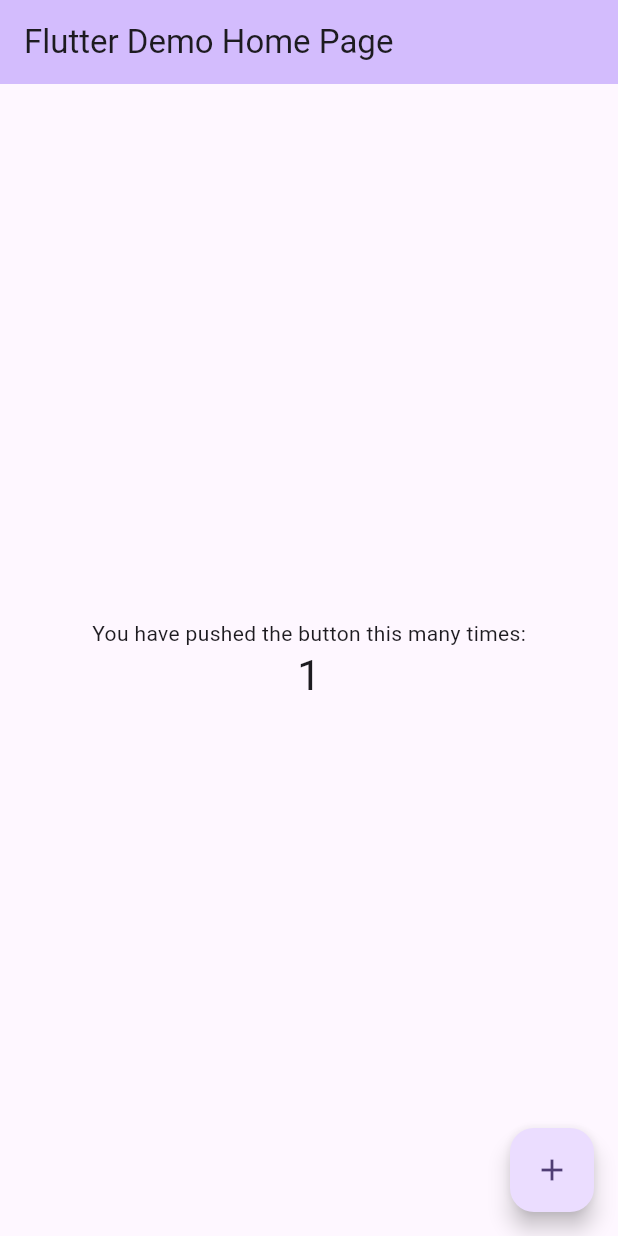
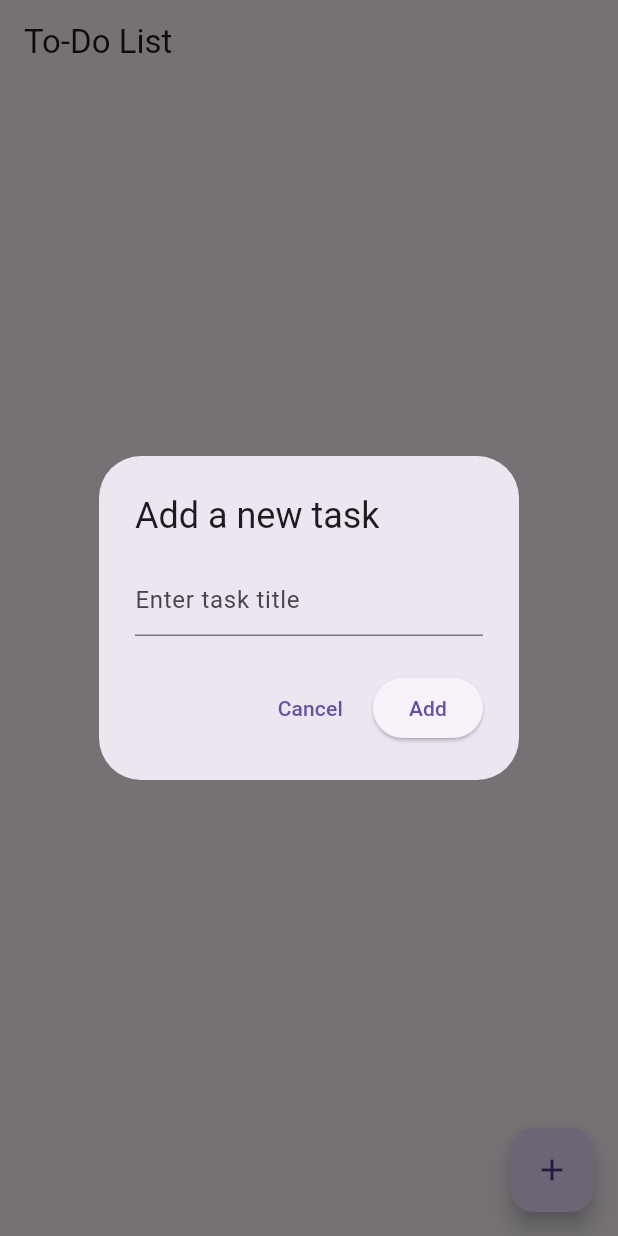
Before and after one commit to online135/hackathon_practice, a Flutter app: the screen it shows after launch, after a tap on the "add" icon, on a phone screen of 412 x 824 dp. Run offline on Flutter 3.47's test engine with Material 3 defaults, Android fonts, the light colour scheme and no system bars.

Commit message:
to-do-list

```diff
--- a/lib/main.dart
+++ b/lib/main.dart
@@ -1,125 +1,120 @@
 import 'package:flutter/material.dart';
 
 void main() {
-  runApp(const MyApp());
+  runApp(MyApp());
 }
 
 class MyApp extends StatelessWidget {
-  const MyApp({super.key});
-
-  // This widget is the root of your application.
   @override
   Widget build(BuildContext context) {
     return MaterialApp(
-      title: 'Flutter Demo',
+      title: 'To-Do List App',
       theme: ThemeData(
-        // This is the theme of your application.
-        //
-        // TRY THIS: Try running your application with "flutter run". You'll see
-        // the application has a purple toolbar. Then, without quitting the app,
-        // try changing the seedColor in the colorScheme below to Colors.green
-        // and then invoke "hot reload" (save your changes or press the "hot
-        // reload" button in a Flutter-supported IDE, or press "r" if you used
-        // the command line to start the app).
-        //
-        // Notice that the counter didn't reset back to zero; the application
-        // state is not lost during the reload. To reset the state, use hot
-        // restart instead.
-        //
-        // This works for code too, not just values: Most code changes can be
-        // tested with just a hot reload.
-        colorScheme: ColorScheme.fromSeed(seedColor: Colors.deepPurple),
-        useMaterial3: true,
+        primarySwatch: Colors.blue,
       ),
-      home: const MyHomePage(title: 'Flutter Demo Home Page'),
+      home: TodoListScreen(),
     );
   }
 }
 
-class MyHomePage extends StatefulWidget {
-  const MyHomePage({super.key, required this.title});
-
-  // This widget is the home page of your application. It is stateful, meaning
-  // that it has a State object (defined below) that contains fields that affect
-  // how it looks.
-
-  // This class is the configuration for the state. It holds the values (in this
-  // case the title) provided by the parent (in this case the App widget) and
-  // used by the build method of the State. Fields in a Widget subclass are
-  // always marked "final".
-
-  final String title;
-
+class TodoListScreen extends StatefulWidget {
   @override
-  State<MyHomePage> createState() => _MyHomePageState();
+  _TodoListScreenState createState() => _TodoListScreenState();
 }
 
-class _MyHomePageState extends State<MyHomePage> {
-  int _counter = 0;
+class _TodoListScreenState extends State<TodoListScreen> {
+  final List<Map<String, dynamic>> _todoList = [];
+  final TextEditingController _controller = TextEditingController();
 
-  void _incrementCounter() {
+  void _addTodoItem(String title) {
     setState(() {
-      // This call to setState tells the Flutter framework that something has
-      // changed in this State, which causes it to rerun the build method below
-      // so that the display can reflect the updated values. If we changed
-      // _counter without calling setState(), then the build method would not be
-      // called again, and so nothing would appear to happen.
-      _counter++;
+      _todoList.add({'title': title, 'completed': false});
     });
+    _controller.clear();
+  }
+
+  void _toggleTodoItem(int index) {
+    setState(() {
+      _todoList[index]['completed'] = !_todoList[index]['completed'];
+    });
+  }
+
+  void _deleteTodoItem(int index) {
+    setState(() {
+      _todoList.removeAt(index);
+    });
+  }
+
+  void _showAddTodoDialog() {
+    showDialog(
+      context: context,
+      builder: (context) {
+        return AlertDialog(
+          title: Text('Add a new task'),
+          content: TextField(
+            controller: _controller,
+            decoration: InputDecoration(hintText: 'Enter task title'),
+          ),
+          actions: [
+            TextButton(
+              onPressed: () {
+                Navigator.of(context).pop();
+              },
+              child: Text('Cancel'),
+            ),
+            ElevatedButton(
+              onPressed: () {
+                if (_controller.text.isNotEmpty) {
+                  _addTodoItem(_controller.text);
+                  Navigator.of(context).pop();
+                }
+              },
+              child: Text('Add'),
+            ),
+          ],
+        );
+      },
+    );
   }
 
   @override
   Widget build(BuildContext context) {
-    // This method is rerun every time setState is called, for instance as done
-    // by the _incrementCounter method above.
-    //
-    // The Flutter framework has been optimized to make rerunning build methods
-    // fast, so that you can just rebuild anything that needs updating rather
-    // than having to individually change instances of widgets.
     return Scaffold(
       appBar: AppBar(
-        // TRY THIS: Try changing the color here to a specific color (to
-        // Colors.amber, perhaps?) and trigger a hot reload to see the AppBar
-        // change color while the other colors stay the same.
-        backgroundColor: Theme.of(context).colorScheme.inversePrimary,
-        // Here we take the value from the MyHomePage object that was created by
-        // the App.build method, and use it to set our appbar title.
-        title: Text(widget.title),
+        title: Text('To-Do List'),
       ),
-      body: Center(
-        // Center is a layout widget. It takes a single child and positions it
-        // in the middle of the parent.
-        child: Column(
-          // Column is also a layout widget. It takes a list of children and
-          // arranges them vertically. By default, it sizes itself to fit its
-          // children horizontally, and tries to be as tall as its parent.
-          //
-          // Column has various properties to control how it sizes itself and
-          // how it positions its children. Here we use mainAxisAlignment to
-          // center the children vertically; the main axis here is the vertical
-          // axis because Columns are vertical (the cross axis would be
-          // horizontal).
-          //
-          // TRY THIS: Invoke "debug painting" (choose the "Toggle Debug Paint"
-          // action in the IDE, or press "p" in the console), to see the
-          // wireframe for each widget.
-          mainAxisAlignment: MainAxisAlignment.center,
-          children: <Widget>[
-            const Text(
-              'You have pushed the button this many times:',
+      body: ListView.builder(
+        itemCount: _todoList.length,
+        itemBuilder: (context, index) {
+          final todoItem = _todoList[index];
+          return ListTile(
+            title: Text(
+              todoItem['title'],
+              style: TextStyle(
+                decoration: todoItem['completed']
+                    ? TextDecoration.lineThrough
+                    : TextDecoration.none,
+              ),
             ),
-            Text(
-              '$_counter',
-              style: Theme.of(context).textTheme.headlineMedium,
+            leading: Checkbox(
+              value: todoItem['completed'],
+              onChanged: (value) {
+                _toggleTodoItem(index);
+              },
             ),
-          ],
-        ),
+            trailing: IconButton(
+              icon: Icon(Icons.delete),
+              onPressed: () {
+                _deleteTodoItem(index);
+              },
+            ),
+          );
+        },
       ),
       floatingActionButton: FloatingActionButton(
-        onPressed: _incrementCounter,
-        tooltip: 'Increment',
-        child: const Icon(Icons.add),
-      ), // This trailing comma makes auto-formatting nicer for build methods.
+        onPressed: _showAddTodoDialog,
+        child: Icon(Icons.add),
+      ),
     );
   }
 }
--- a/pubspec.yaml
+++ b/pubspec.yaml
@@ -30,11 +30,11 @@ environment:
 dependencies:
   flutter:
     sdk: flutter
-
-
+  font_awesome_flutter: any
   # The following adds the Cupertino Icons font to your application.
   # Use with the CupertinoIcons class for iOS style icons.
   cupertino_icons: ^1.0.8
+  transparent_image: 2.0.1
 
 dev_dependencies:
   flutter_test:
```
Also changed, not shown: pubspec.lock.
